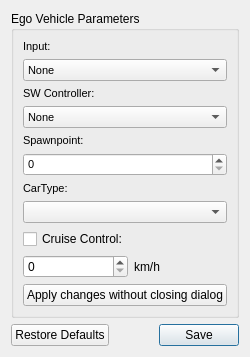
The window that modules/carlainterface/carlainterface_agentclasses/ui/ego_vehicle_settings_ui.ui (tud-hri/joan) describes before a commit, drawn with Qt 5.
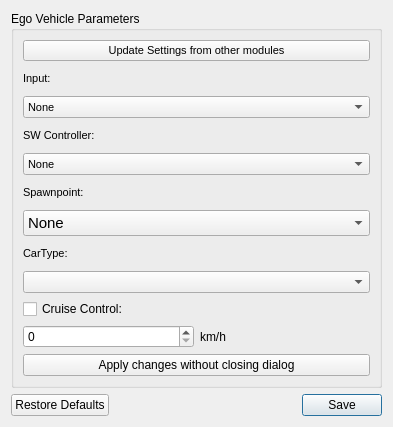
The same window after the commit.

Patch:
```diff
--- a/modules/carlainterface/carlainterface_agentclasses/ui/ego_vehicle_settings_ui.ui
+++ b/modules/carlainterface/carlainterface_agentclasses/ui/ego_vehicle_settings_ui.ui
@@ -6,8 +6,8 @@
    <rect>
     <x>0</x>
     <y>0</y>
-    <width>221</width>
-    <height>332</height>
+    <width>393</width>
+    <height>427</height>
    </rect>
   </property>
   <property name="windowTitle">
@@ -20,43 +20,10 @@
       <string>Ego Vehicle Parameters</string>
      </property>
      <layout class="QGridLayout" name="gridLayout_2">
-      <item row="0" column="0">
-       <widget class="QLabel" name="lblInput">
-        <property name="font">
-         <font>
-          <pointsize>8</pointsize>
-         </font>
-        </property>
-        <property name="text">
-         <string>Input:</string>
-        </property>
-       </widget>
+      <item row="10" column="0">
+       <widget class="QSpinBox" name="spin_velocity"/>
       </item>
-      <item row="2" column="0">
-       <widget class="QLabel" name="label_2">
-        <property name="font">
-         <font>
-          <pointsize>8</pointsize>
-         </font>
-        </property>
-        <property name="text">
-         <string>SW Controller:</string>
-        </property>
-       </widget>
-      </item>
-      <item row="6" column="0">
-       <widget class="QLabel" name="label">
-        <property name="font">
-         <font>
-          <pointsize>8</pointsize>
-         </font>
-        </property>
-        <property name="text">
-         <string>CarType:</string>
-        </property>
-       </widget>
-      </item>
-      <item row="4" column="0">
+      <item row="5" column="0">
        <widget class="QLabel" name="lblSpawnpoints">
         <property name="font">
          <font>
@@ -71,23 +38,39 @@
        </widget>
       </item>
       <item row="9" column="0">
-       <widget class="QSpinBox" name="spin_velocity"/>
-      </item>
-      <item row="8" column="0">
        <widget class="QCheckBox" name="check_box_set_vel">
         <property name="text">
          <string>Cruise Control:</string>
         </property>
        </widget>
       </item>
-      <item row="9" column="1">
+      <item row="7" column="0">
+       <widget class="QLabel" name="label">
+        <property name="font">
+         <font>
+          <pointsize>8</pointsize>
+         </font>
+        </property>
+        <property name="text">
+         <string>CarType:</string>
+        </property>
+       </widget>
+      </item>
+      <item row="10" column="1">
        <widget class="QLabel" name="label_3">
         <property name="text">
          <string>km/h</string>
         </property>
        </widget>
       </item>
-      <item row="7" column="0" colspan="2">
+      <item row="11" column="0" colspan="2">
+       <widget class="QPushButton" name="btn_apply_parameters">
+        <property name="text">
+         <string>Apply changes without closing dialog</string>
+        </property>
+       </widget>
+      </item>
+      <item row="8" column="0" colspan="2">
        <widget class="QComboBox" name="combo_car_type">
         <property name="font">
          <font>
@@ -96,16 +79,21 @@
         </property>
        </widget>
       </item>
-      <item row="5" column="0" colspan="2">
-       <widget class="QSpinBox" name="spin_spawn_points">
+      <item row="2" column="0" colspan="2">
+       <widget class="QComboBox" name="combo_input">
         <property name="font">
          <font>
           <pointsize>8</pointsize>
          </font>
         </property>
+        <item>
+         <property name="text">
+          <string>None</string>
+         </property>
+        </item>
        </widget>
       </item>
-      <item row="3" column="0" colspan="2">
+      <item row="4" column="0" colspan="2">
        <widget class="QComboBox" name="combo_sw_controller">
         <property name="sizePolicy">
          <sizepolicy hsizetype="Preferred" vsizetype="Fixed">
@@ -125,11 +113,48 @@
         </item>
        </widget>
       </item>
-      <item row="1" column="0" colspan="2">
-       <widget class="QComboBox" name="combo_input">
+      <item row="0" column="0" colspan="2">
+       <widget class="QPushButton" name="btn_update">
         <property name="font">
          <font>
           <pointsize>8</pointsize>
+         </font>
+        </property>
+        <property name="text">
+         <string>Update Settings from other modules</string>
+        </property>
+       </widget>
+      </item>
+      <item row="3" column="0">
+       <widget class="QLabel" name="label_2">
+        <property name="font">
+         <font>
+          <pointsize>8</pointsize>
+         </font>
+        </property>
+        <property name="text">
+         <string>SW Controller:</string>
+        </property>
+       </widget>
+      </item>
+      <item row="1" column="0">
+       <widget class="QLabel" name="lblInput">
+        <property name="font">
+         <font>
+          <pointsize>8</pointsize>
+         </font>
+        </property>
+        <property name="text">
+         <string>Input:</string>
+        </property>
+       </widget>
+      </item>
+      <item row="6" column="0" colspan="2">
+       <widget class="QComboBox" name="combo_spawn_points">
+        <property name="font">
+         <font>
+          <pointsize>11</pointsize>
+          <kerning>true</kerning>
          </font>
         </property>
         <item>
@@ -139,13 +164,6 @@
         </item>
        </widget>
       </item>
-      <item row="10" column="0" colspan="2">
-       <widget class="QPushButton" name="btn_apply_parameters">
-        <property name="text">
-         <string>Apply changes without closing dialog</string>
-        </property>
-       </widget>
-      </item>
      </layout>
     </widget>
    </item>
```
